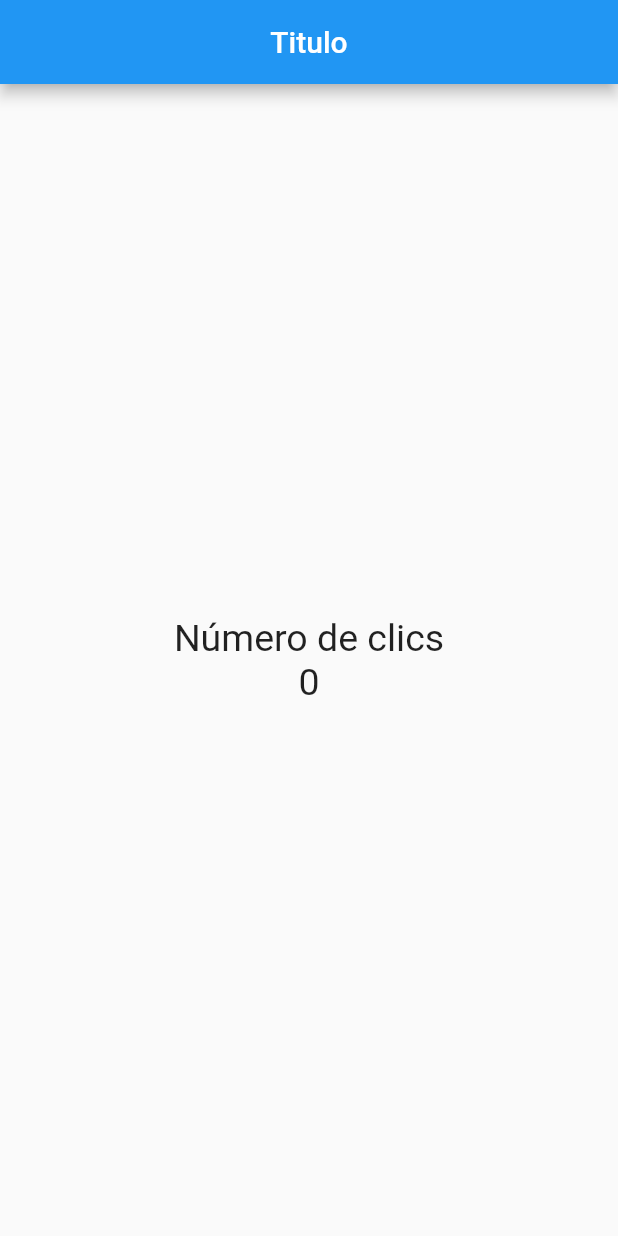
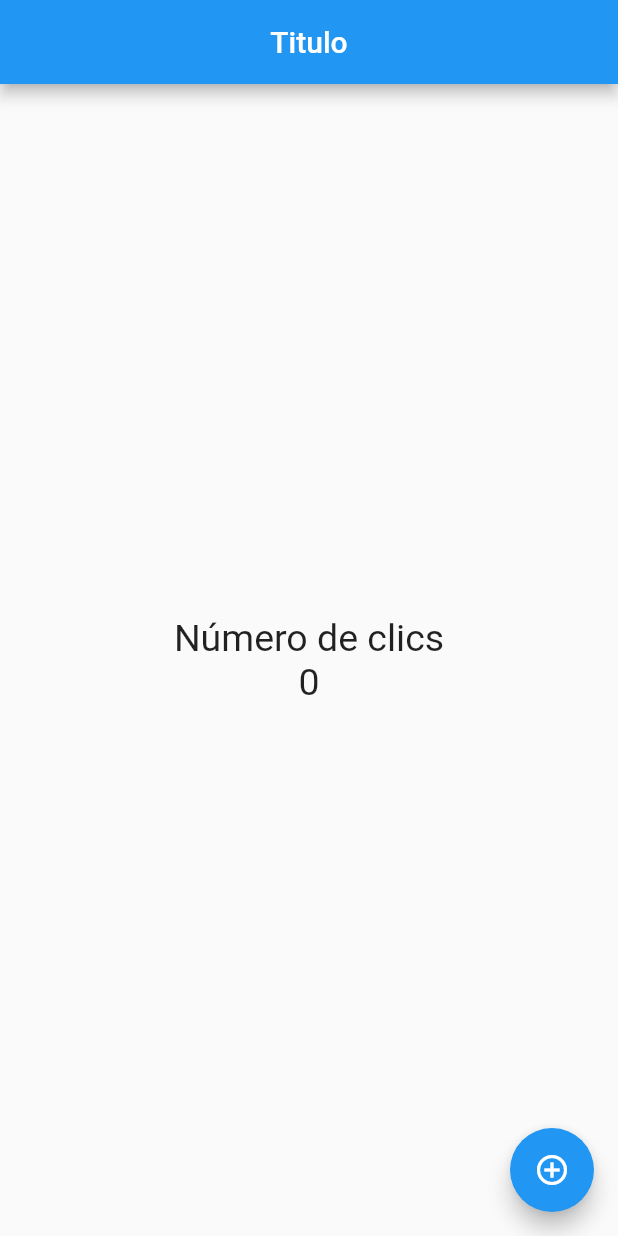
Before and after one commit to RodrigoScott/Flutter1, a Flutter app: the screen it shows after launch, on a phone screen of 412 x 824 dp. Run offline on Flutter 3.47's test engine with Material 2 defaults, Android fonts, the phone set to English and light mode, and no system bars.

Commit message:
Add sum button

```diff
--- a/primero/lib/src/pages/home_page.dart
+++ b/primero/lib/src/pages/home_page.dart
@@ -25,6 +25,14 @@ class HomePage extends StatelessWidget{
           ],
         ),
       ),
+      floatingActionButton: FloatingActionButton(
+        child: Icon(Icons.add_circle_outline),
+        onPressed: (){
+
+          print('Hola mundo');
+        },
+
+      ),
 
     );
   }
```
